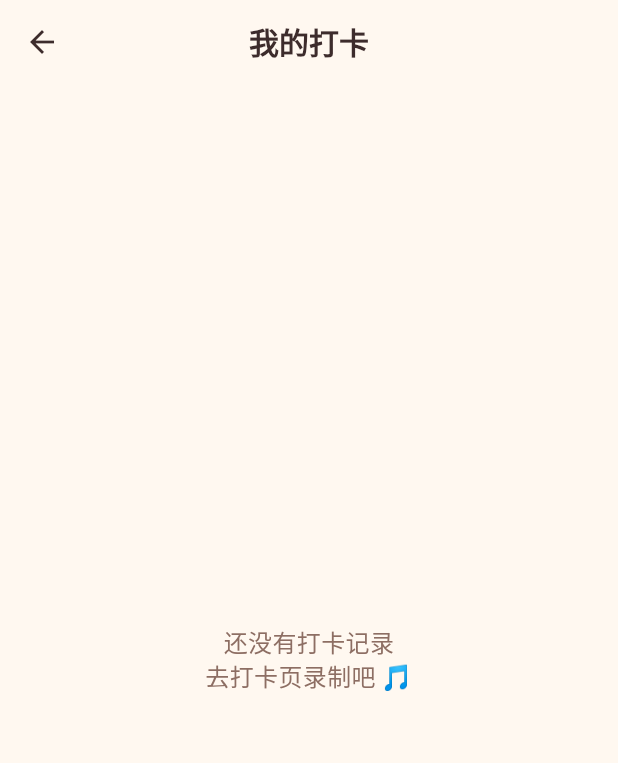
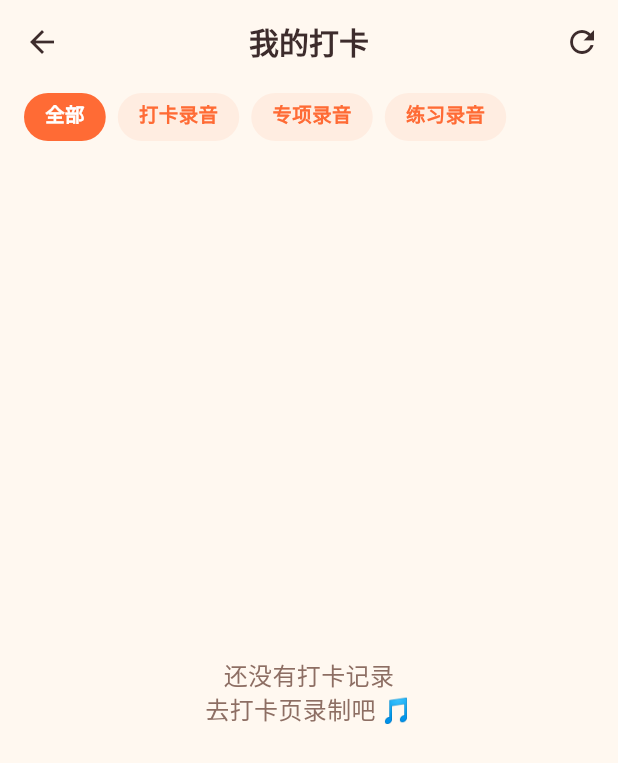
Before and after one commit to haozhijie111/Habits, a Flutter app: the MyScreen screen opened directly, on a phone screen of 412 x 824 dp. Shown: the top 763 px of the screen. Run offline on Flutter 3.47's test engine with Material 3 defaults, Android fonts, the phone set to English and light mode, and no system bars; our stand-ins replace camera, flutter_riverpod, just_audio, shared_preferences, video_player; missing offline and left inert: ffmpeg_kit_flutter_new, fftea, gal, record; accounts and stored records are empty.

Commit message:
🐛 fix: 修复录音、启动噪音、我的页面刷新及类型筛选
- fix(audio): 打卡录音前检查麦克风权限，避免静默失败
- fix(metronome): 修复启动时节拍器自动播放导致的滴滴声
- feat(my): 我的页面增加刷新按钮和下拉刷新
- feat(my): 打卡完成后自动刷新我的页面列表
- feat(my): 增加类型筛选栏（全部/打卡录音/专项录音/练习录音）
- refactor(record): 扩展 CheckInRecord.type，兼容旧数据

Co-Authored-By: Claude Sonnet 4.6 <noreply@anthropic.com>

```diff
--- a/lib/models/check_in_record.dart
+++ b/lib/models/check_in_record.dart
@@ -2,7 +2,9 @@ class CheckInRecord {
   final String id;
   final DateTime createdAt;
   final String filePath;
-  final String type; // 'video' | 'audio'
+  // type: 'checkin_video' | 'checkin_audio' | 'drill' | 'practice'
+  // 兼容旧数据：'video' => 'checkin_video', 'audio' => 'checkin_audio'
+  final String type;
   final double score;
   final String songTitle;
 
@@ -24,12 +26,18 @@ class CheckInRecord {
         'songTitle': songTitle,
       };
 
-  factory CheckInRecord.fromJson(Map<String, dynamic> json) => CheckInRecord(
+  factory CheckInRecord.fromJson(Map<String, dynamic> json) {
+    // 兼容旧数据的 type 值
+    String type = json['type'] as String;
+    if (type == 'video') type = 'checkin_video';
+    if (type == 'audio') type = 'checkin_audio';
+    return CheckInRecord(
       id: json['id'] as String,
       createdAt: DateTime.parse(json['createdAt'] as String),
       filePath: json['filePath'] as String,
-        type: json['type'] as String,
+      type: type,
       score: (json['score'] as num).toDouble(),
       songTitle: json['songTitle'] as String,
     );
   }
+}
--- a/lib/screens/drill_result_screen.dart
+++ b/lib/screens/drill_result_screen.dart
@@ -31,7 +31,7 @@ class _DrillResultScreenState extends ConsumerState<DrillResultScreen> {
       id: DateTime.now().millisecondsSinceEpoch.toString(),
       createdAt: DateTime.now(),
       filePath: widget.audioPath!,
-      type: 'audio',
+      type: 'drill',
       score: widget.result.totalScore,
       songTitle: widget.result.lesson.title,
     );
--- a/lib/screens/my_screen.dart
+++ b/lib/screens/my_screen.dart
@@ -6,50 +6,166 @@ import 'package:just_audio/just_audio.dart';
 import 'package:video_player/video_player.dart';
 import '../models/check_in_record.dart';
 import '../services/check_in_storage.dart';
+import '../providers/video_session_provider.dart';
 import '../main.dart';
 
 // ── Provider ──────────────────────────────────────────────────────────────────
 final checkInRecordsProvider =
-    FutureProvider<List<CheckInRecord>>((ref) => CheckInStorage().loadAll());
+    FutureProvider.autoDispose<List<CheckInRecord>>((ref) => CheckInStorage().loadAll());
 
 // ── Screen ────────────────────────────────────────────────────────────────────
-class MyScreen extends ConsumerWidget {
+class MyScreen extends ConsumerStatefulWidget {
   const MyScreen({super.key});
 
   @override
-  Widget build(BuildContext context, WidgetRef ref) {
+  ConsumerState<MyScreen> createState() => _MyScreenState();
+}
+
+class _MyScreenState extends ConsumerState<MyScreen> {
+  // 0=全部, 1=打卡, 2=专项, 3=练习
+  int _filterIndex = 0;
+
+  static const _filterLabels = ['全部', '打卡录音', '专项录音', '练习录音'];
+  static const _filterTypes = [
+    null,
+    ['checkin_video', 'checkin_audio'],
+    ['drill'],
+    ['practice'],
+  ];
+
+  @override
+  void initState() {
+    super.initState();
+    // 监听打卡完成事件，自动刷新列表
+    WidgetsBinding.instance.addPostFrameCallback((_) {
+      ref.listenManual(videoSessionProvider, (prev, next) {
+        if (next.state == VideoState.done) {
+          ref.invalidate(checkInRecordsProvider);
+        }
+      });
+    });
+  }
+
+  void _refresh() => ref.invalidate(checkInRecordsProvider);
+
+  @override
+  Widget build(BuildContext context) {
     final async = ref.watch(checkInRecordsProvider);
     return Scaffold(
-      appBar: AppBar(title: const Text('我的打卡')),
-      body: async.when(
+      appBar: AppBar(
+        title: const Text('我的打卡'),
+        actions: [
+          IconButton(
+            icon: const Icon(Icons.refresh),
+            tooltip: '刷新',
+            onPressed: _refresh,
+          ),
+        ],
+      ),
+      body: Column(
+        children: [
+          _FilterBar(
+            selectedIndex: _filterIndex,
+            labels: _filterLabels,
+            onSelected: (i) => setState(() => _filterIndex = i),
+          ),
+          Expanded(
+            child: async.when(
               loading: () => const Center(child: CircularProgressIndicator()),
               error: (e, _) => Center(child: Text('加载失败: $e')),
               data: (records) {
-          if (records.isEmpty) {
-            return const Center(
-              child: Text('还没有打卡记录\n去打卡页录制吧 🎵',
+                final types = _filterTypes[_filterIndex];
+                final filtered = types == null
+                    ? records
+                    : records.where((r) => types.contains(r.type)).toList();
+
+                if (filtered.isEmpty) {
+                  return Center(
+                    child: Text(
+                      _filterIndex == 0
+                          ? '还没有打卡记录\n去打卡页录制吧 🎵'
+                          : '暂无${_filterLabels[_filterIndex]}记录',
                       textAlign: TextAlign.center,
-                  style: TextStyle(fontSize: 16, color: KidColors.textMid)),
+                      style: const TextStyle(fontSize: 16, color: KidColors.textMid),
+                    ),
                   );
                 }
+
                 // 按日期分组
                 final grouped = <String, List<CheckInRecord>>{};
-          for (final r in records) {
+                for (final r in filtered) {
                   final key = DateFormat('yyyy-MM-dd').format(r.createdAt);
                   grouped.putIfAbsent(key, () => []).add(r);
                 }
                 final dates = grouped.keys.toList()..sort((a, b) => b.compareTo(a));
 
-          return ListView.builder(
+                return RefreshIndicator(
+                  onRefresh: () async => _refresh(),
+                  child: ListView.builder(
                     padding: const EdgeInsets.all(16),
                     itemCount: dates.length,
                     itemBuilder: (ctx, i) {
                       final date = dates[i];
                       final dayRecords = grouped[date]!;
-              return _DateGroup(date: date, records: dayRecords, onDeleted: () {
-                ref.invalidate(checkInRecordsProvider);
+                      return _DateGroup(
+                        date: date,
+                        records: dayRecords,
+                        onDeleted: _refresh,
+                      );
+                    },
+                  ),
+                );
+              },
+            ),
+          ),
+        ],
+      ),
+    );
+  }
+}
+
+// ── Filter Bar ────────────────────────────────────────────────────────────────
+class _FilterBar extends StatelessWidget {
+  final int selectedIndex;
+  final List<String> labels;
+  final ValueChanged<int> onSelected;
+
+  const _FilterBar({
+    required this.selectedIndex,
+    required this.labels,
+    required this.onSelected,
   });
-            },
+
+  @override
+  Widget build(BuildContext context) {
+    return Container(
+      height: 44,
+      color: KidColors.bg,
+      child: ListView.separated(
+        scrollDirection: Axis.horizontal,
+        padding: const EdgeInsets.symmetric(horizontal: 16, vertical: 6),
+        itemCount: labels.length,
+        separatorBuilder: (_, __) => const SizedBox(width: 8),
+        itemBuilder: (_, i) {
+          final selected = i == selectedIndex;
+          return GestureDetector(
+            onTap: () => onSelected(i),
+            child: AnimatedContainer(
+              duration: const Duration(milliseconds: 160),
+              padding: const EdgeInsets.symmetric(horizontal: 14, vertical: 4),
+              decoration: BoxDecoration(
+                color: selected ? KidColors.primary : KidColors.primary.withValues(alpha: 0.08),
+                borderRadius: BorderRadius.circular(20),
+              ),
+              child: Text(
+                labels[i],
+                style: TextStyle(
+                  color: selected ? Colors.white : KidColors.primary,
+                  fontSize: 13,
+                  fontWeight: FontWeight.w700,
+                ),
+              ),
+            ),
           );
         },
       ),
@@ -92,19 +208,37 @@ class _RecordCard extends StatelessWidget {
 
   const _RecordCard({required this.record, required this.onDeleted});
 
+  String get _typeEmoji {
+    switch (record.type) {
+      case 'checkin_video': return '🎬';
+      case 'checkin_audio': return '🎙';
+      case 'drill':         return '🏋️';
+      case 'practice':      return '🎵';
+      default:              return '🎵';
+    }
+  }
+
+  Color get _typeColor {
+    switch (record.type) {
+      case 'checkin_video': return KidColors.primary;
+      case 'checkin_audio': return KidColors.secondary;
+      case 'drill':         return KidColors.purple;
+      case 'practice':      return KidColors.pink;
+      default:              return KidColors.secondary;
+    }
+  }
+
+  bool get _isVideo => record.type == 'checkin_video';
+
   @override
   Widget build(BuildContext context) {
     final time = DateFormat('HH:mm').format(record.createdAt);
-    final isVideo = record.type == 'video';
     return Card(
       margin: const EdgeInsets.only(bottom: 10),
       child: ListTile(
         leading: CircleAvatar(
-          backgroundColor: isVideo
-              ? KidColors.primary.withValues(alpha: 0.15)
-              : KidColors.secondary.withValues(alpha: 0.15),
-          child: Text(isVideo ? '🎬' : '🎵',
-              style: const TextStyle(fontSize: 20)),
+          backgroundColor: _typeColor.withValues(alpha: 0.15),
+          child: Text(_typeEmoji, style: const TextStyle(fontSize: 20)),
         ),
         title: Text(record.songTitle,
             style: const TextStyle(fontWeight: FontWeight.w700)),
@@ -130,7 +264,7 @@ class _RecordCard extends StatelessWidget {
   }
 
   void _openPlayer(BuildContext context) {
-    if (record.type == 'video') {
+    if (_isVideo) {
       Navigator.push(context,
           MaterialPageRoute(builder: (_) => _VideoPlayerPage(record: record)));
     } else {
--- a/lib/screens/session_result_screen.dart
+++ b/lib/screens/session_result_screen.dart
@@ -36,7 +36,7 @@ class _SessionResultScreenState extends ConsumerState<SessionResultScreen> {
       id: DateTime.now().millisecondsSinceEpoch.toString(),
       createdAt: DateTime.now(),
       filePath: widget.audioPath!,
-      type: 'audio',
+      type: 'practice',
       score: widget.result.pitchScore,
       songTitle: widget.songTitle,
     );
```
Also changed, not shown: lib/providers/metronome_provider.dart (+7 -6 lines), lib/providers/video_session_provider.dart (+8 -2 lines). Lines whose indentation alone changed are shown as unchanged.
